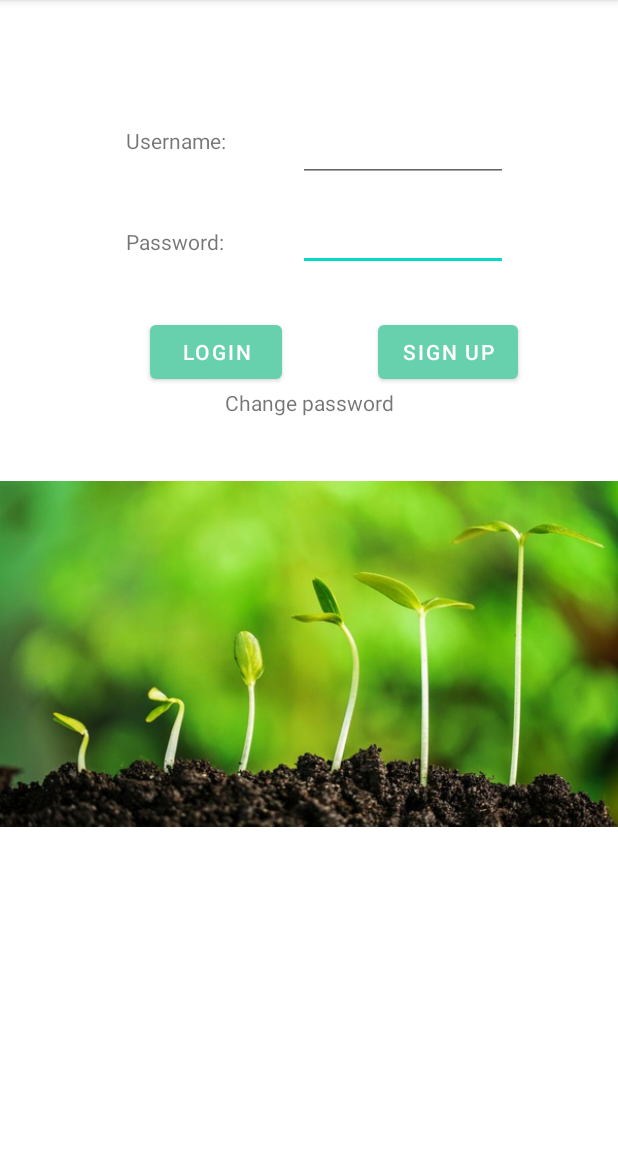
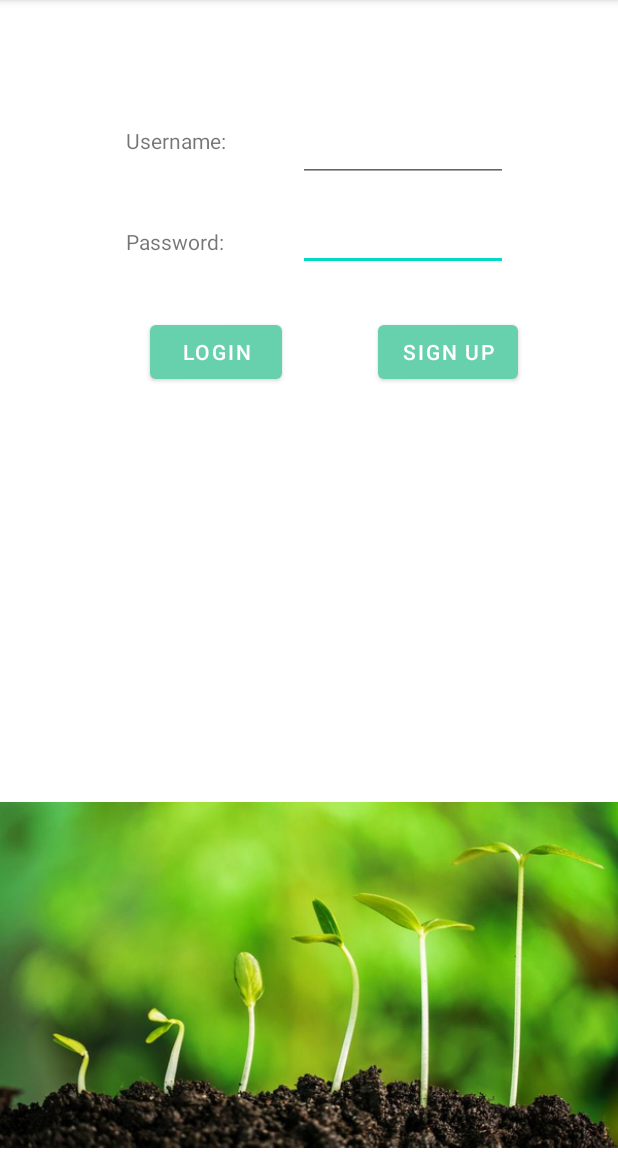
Before and after one commit to NovoZZZ/Absorb, an Android app: the screen it shows after launch (LoginActivity), on a phone screen of 412 x 824 dp, the part 84-1236 px from its top. Run offline under Robolectric (Android 15) with nearby library versions, the phone set to English and light mode, and no system bars; libraries missing offline, so code that uses them is left out: cn.hutool.json.

Commit message:
Merge login page; Update UI; Add logout button and security button;

```diff
--- a/app/src/main/java/edu/neu/absorb/LoginActivity.java
+++ b/app/src/main/java/edu/neu/absorb/LoginActivity.java
@@ -30,7 +30,7 @@ import okhttp3.Response;
 public class LoginActivity extends AppCompatActivity {
     EditText et_loginuser,et_loginpass;
     Button btnlogin,btnsignup;
-    TextView errview,changepassword;
+    TextView errview;
 
     private Context context= MyApplication.getAppContext();
     @Override
@@ -53,14 +53,6 @@ public class LoginActivity extends AppCompatActivity {
 
         et_loginuser=findViewById(R.id.et_loginusername);
         et_loginpass=findViewById(R.id.et_loginpassword);
-        changepassword=findViewById(R.id.tv_changepassword);
-        changepassword.setOnClickListener(new View.OnClickListener() {
-            @Override
-            public void onClick(View view) {
-                Intent intent = new Intent(LoginActivity.this, ChangePasswordActivity.class);
-                startActivity(intent);
-            }
-        });
         btnlogin=findViewById(R.id.btn_login);
         btnlogin.setOnClickListener(new View.OnClickListener() {
             @Override
--- a/app/src/main/res/layout/activity_login.xml
+++ b/app/src/main/res/layout/activity_login.xml
@@ -77,23 +77,13 @@
         app:layout_constraintStart_toStartOf="parent"
         app:layout_constraintTop_toTopOf="parent" />
 
-    <TextView
-        android:id="@+id/tv_changepassword"
-        android:layout_width="wrap_content"
-        android:layout_height="wrap_content"
-        android:text="Change password"
-        app:layout_constraintEnd_toEndOf="parent"
-        app:layout_constraintStart_toStartOf="parent"
-        app:layout_constraintTop_toBottomOf="@+id/btn_login" />
-
     <ImageView
         android:id="@+id/imageView6"
         android:layout_width="412dp"
         android:layout_height="236dp"
-        android:layout_marginTop="40dp"
+        app:layout_constraintBottom_toBottomOf="parent"
         app:layout_constraintEnd_toEndOf="parent"
         app:layout_constraintHorizontal_bias="1.0"
         app:layout_constraintStart_toStartOf="parent"
-        app:layout_constraintTop_toBottomOf="@+id/tv_changepassword"
         app:srcCompat="@drawable/saplings" />
 </androidx.constraintlayout.widget.ConstraintLayout>
```
Also changed, not shown: app/src/main/java/edu/neu/absorb/HistoryActivity.java (+15 -1 lines), app/src/main/res/layout/activity_history.xml (+25 -9 lines).
